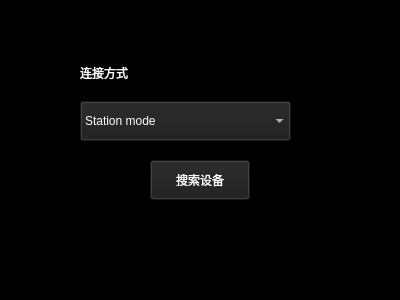
The window that desktopApp/loginwindow.ui (yesyeah/ObsbotTailforPC) describes before a commit, drawn with Qt 5.
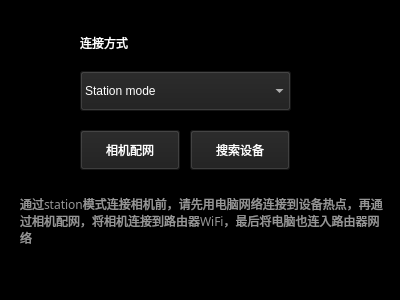
The same window after the commit. Icons and pictures are not drawn.

Patch:
```diff
--- a/desktopApp/loginwindow.ui
+++ b/desktopApp/loginwindow.ui
@@ -27,8 +27,8 @@
    <widget class="QPushButton" name="deviceSearchButton">
     <property name="geometry">
      <rect>
-      <x>150</x>
-      <y>160</y>
+      <x>190</x>
+      <y>130</y>
       <width>100</width>
       <height>40</height>
      </rect>
@@ -57,7 +57,7 @@
     <property name="geometry">
      <rect>
       <x>80</x>
-      <y>50</y>
+      <y>20</y>
       <width>211</width>
       <height>91</height>
      </rect>
@@ -113,6 +113,56 @@
      </item>
     </layout>
    </widget>
+   <widget class="QPushButton" name="cameraNetCfgButton">
+    <property name="geometry">
+     <rect>
+      <x>80</x>
+      <y>130</y>
+      <width>100</width>
+      <height>40</height>
+     </rect>
+    </property>
+    <property name="font">
+     <font>
+      <family>Adobe Arabic</family>
+     </font>
+    </property>
+    <property name="styleSheet">
+     <string notr="true">background-color: rgb(30, 30, 30);
+color: rgb(255, 255, 255);</string>
+    </property>
+    <property name="text">
+     <string>相机配网</string>
+    </property>
+   </widget>
+   <widget class="QLabel" name="label">
+    <property name="geometry">
+     <rect>
+      <x>20</x>
+      <y>190</y>
+      <width>371</width>
+      <height>61</height>
+     </rect>
+    </property>
+    <property name="font">
+     <font>
+      <family>SimSun-ExtB</family>
+      <pointsize>9</pointsize>
+     </font>
+    </property>
+    <property name="styleSheet">
+     <string notr="true">color: rgb(150, 150, 150);</string>
+    </property>
+    <property name="text">
+     <string>通过station模式连接相机前，请先用电脑网络连接到设备热点，再通过相机配网，将相机连接到路由器WiFi，最后将电脑也连入路由器网络</string>
+    </property>
+    <property name="textFormat">
+     <enum>Qt::PlainText</enum>
+    </property>
+    <property name="wordWrap">
+     <bool>true</bool>
+    </property>
+   </widget>
   </widget>
   <widget class="QMenuBar" name="menubar">
    <property name="geometry">
```
Left out of the diff: 2 changed lines with no effect on the pictures.
